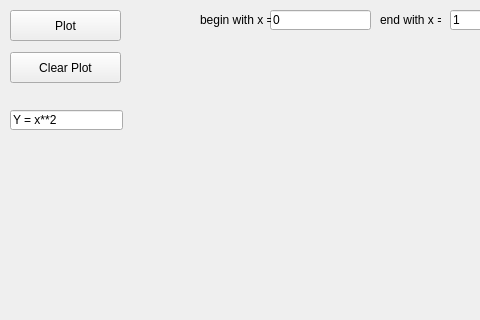
First picture: the form in main_gui.ui, repository Negolng/Grapher, before the edit; both pictures show x 0 to 480 and y 0 to 320 of the 800 by 600 pixel window.
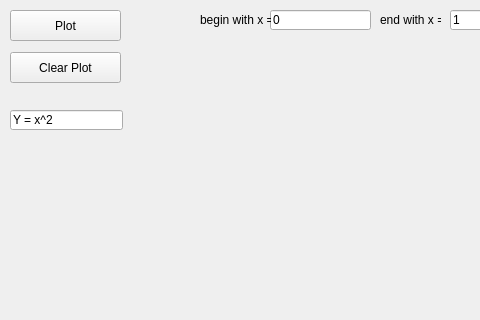
Second picture: the form after the edit.

```diff
--- a/main_gui.ui
+++ b/main_gui.ui
@@ -10,6 +10,12 @@
     <height>600</height>
    </rect>
   </property>
+  <property name="sizePolicy">
+   <sizepolicy hsizetype="Fixed" vsizetype="Fixed">
+    <horstretch>0</horstretch>
+    <verstretch>0</verstretch>
+   </sizepolicy>
+  </property>
   <property name="windowTitle">
    <string>MainWindow</string>
   </property>
@@ -146,7 +152,7 @@
      </rect>
     </property>
     <property name="text">
-     <string>Y = x**2</string>
+     <string>Y = x^2</string>
     </property>
    </widget>
    <widget class="QPushButton" name="logButton">
```
Left out of the diff: 2 changed lines with no effect on the pictures.
